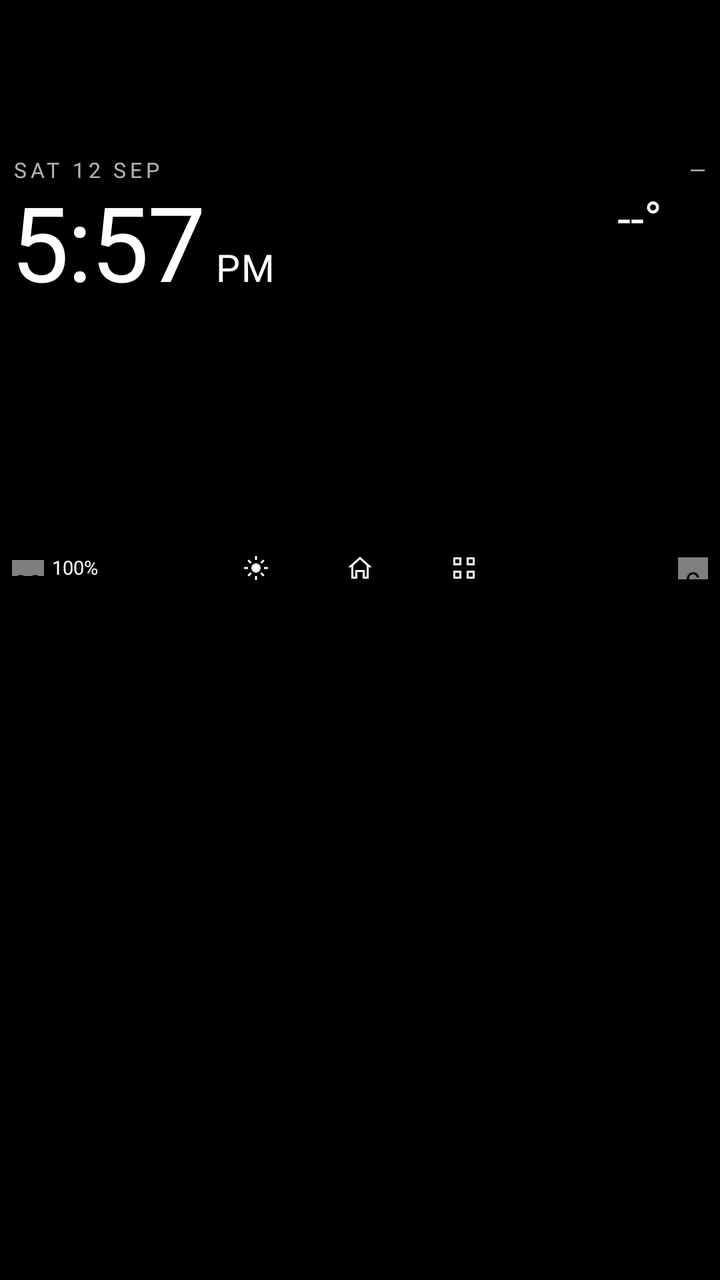
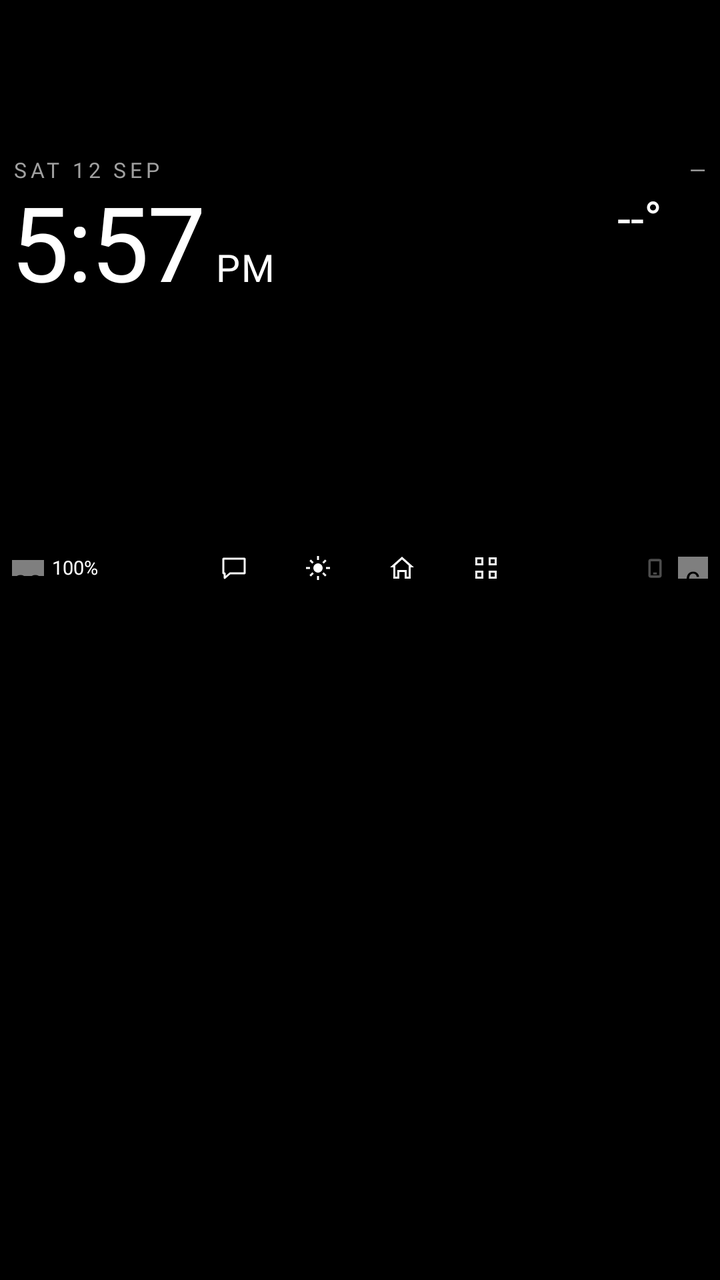

Compare the two renders of this Android layout. The source of the first and the diff that turns it into the second are given below.
<!-- AndroidManifest.xml: application theme Theme.Hud -->
<!-- res/layout/activity_main.xml -->
<?xml version="1.0" encoding="utf-8"?>
<FrameLayout xmlns:android="http://schemas.android.com/apk/res/android"
    xmlns:app="http://schemas.android.com/apk/res-auto"
    android:layout_width="match_parent"
    android:layout_height="match_parent"
    android:background="@color/hud_black">

    
    <androidx.constraintlayout.widget.ConstraintLayout
        android:id="@+id/band"
        android:layout_width="match_parent"
        android:layout_height="@dimen/band_height"
        android:layout_marginTop="@dimen/band_top"
        android:paddingStart="@dimen/band_side"
        android:paddingEnd="@dimen/band_side">

        
        <TextView android:id="@+id/date_strip" style="@style/HudText.Strip"
            android:layout_width="wrap_content" android:layout_height="wrap_content"
            android:text="SAT 12 SEP"
            app:layout_constraintStart_toStartOf="parent"
            app:layout_constraintTop_toTopOf="parent" />
        <TextView android:id="@+id/wx_city" style="@style/HudText.Strip"
            android:layout_width="wrap_content" android:layout_height="wrap_content"
            android:text="—"
            app:layout_constraintEnd_toEndOf="parent"
            app:layout_constraintTop_toTopOf="parent" />

        
        <TextView android:id="@+id/wx_temp" style="@style/HudText.Temp"
            android:layout_width="wrap_content" android:layout_height="wrap_content"
            android:layout_marginTop="4dp"
            android:text="@string/weather_loading"
            app:layout_constraintEnd_toStartOf="@id/wx_icon"
            app:layout_constraintTop_toBottomOf="@id/wx_city" />
        <ImageView android:id="@+id/wx_icon"
            android:layout_width="23dp" android:layout_height="23dp"
            android:layout_marginStart="4dp"
            android:contentDescription="@null"
            app:tint="@color/hud_white"
            app:layout_constraintEnd_toEndOf="parent"
            app:layout_constraintTop_toTopOf="@id/wx_temp"
            app:layout_constraintBottom_toBottomOf="@id/wx_temp" />
        <TextView android:id="@+id/wx_condition" style="@style/HudText.Condition"
            android:layout_width="wrap_content" android:layout_height="wrap_content"
            android:layout_marginTop="3dp"
            android:text=""
            app:layout_constraintEnd_toEndOf="parent"
            app:layout_constraintTop_toBottomOf="@id/wx_temp" />
        <TextView android:id="@+id/wx_feels" style="@style/HudText.Feels"
            android:layout_width="wrap_content" android:layout_height="wrap_content"
            android:text=""
            app:layout_constraintEnd_toEndOf="parent"
            app:layout_constraintTop_toBottomOf="@id/wx_condition" />

        
        <TextView android:id="@+id/clock" style="@style/HudText.Clock"
            android:layout_width="wrap_content" android:layout_height="wrap_content"
            android:text="5:57"
            app:layout_constraintStart_toStartOf="parent"
            app:layout_constraintBottom_toBottomOf="@id/wx_feels" />
        <TextView android:id="@+id/ampm" style="@style/HudText.AmPm"
            android:layout_width="wrap_content" android:layout_height="wrap_content"
            android:layout_marginStart="5dp"
            android:text="PM"
            app:layout_constraintStart_toEndOf="@id/clock"
            app:layout_constraintBaseline_toBaselineOf="@id/clock" />

        
        <LinearLayout android:id="@+id/agenda"
            android:layout_width="match_parent" android:layout_height="wrap_content"
            android:layout_marginTop="15dp"
            android:orientation="vertical"
            android:showDividers="middle"
            android:divider="@drawable/row_divider"
            app:layout_constraintStart_toStartOf="parent"
            app:layout_constraintEnd_toEndOf="parent"
            app:layout_constraintTop_toBottomOf="@id/wx_feels" />

        
        <LinearLayout android:id="@+id/status_left"
            android:layout_width="wrap_content" android:layout_height="wrap_content"
            android:orientation="horizontal" android:gravity="center_vertical"
            app:layout_constraintStart_toStartOf="parent"
            app:layout_constraintTop_toTopOf="@id/bar"
            app:layout_constraintBottom_toBottomOf="@id/bar">
            <com.abbas.hudlauncher.BatteryView android:id="@+id/battery_icon"
                android:layout_width="16dp" android:layout_height="8dp" />
            <TextView android:id="@+id/battery_text" style="@style/HudText.Small"
                android:layout_width="wrap_content" android:layout_height="wrap_content"
                android:layout_marginStart="4dp" android:textSize="9.5sp" android:text="100%" />
        </LinearLayout>
        <LinearLayout android:id="@+id/status_right"
            android:layout_width="wrap_content" android:layout_height="wrap_content"
            android:orientation="horizontal" android:gravity="center_vertical"
            app:layout_constraintEnd_toEndOf="parent"
            app:layout_constraintTop_toTopOf="@id/bar"
            app:layout_constraintBottom_toBottomOf="@id/bar">
            <com.abbas.hudlauncher.WifiView android:id="@+id/wifi_icon"
                android:layout_width="15dp" android:layout_height="11dp" />
        </LinearLayout>

        
        <LinearLayout android:id="@+id/bar"
            android:layout_width="wrap_content" android:layout_height="wrap_content"
            android:orientation="horizontal"
            android:gravity="center"
            app:layout_constraintStart_toStartOf="parent"
            app:layout_constraintEnd_toEndOf="parent"
            app:layout_constraintBottom_toBottomOf="parent">
            <ImageButton android:id="@+id/btn_brightness" style="@style/BarButton"
                android:src="@drawable/ic_brightness" android:contentDescription="@string/btn_brightness" />
            <ImageButton android:id="@+id/btn_home" style="@style/BarButton"
                android:layout_marginStart="22dp" android:layout_marginEnd="22dp"
                android:src="@drawable/ic_home" android:contentDescription="@string/btn_home" />
            
            <LinearLayout android:id="@+id/music_pill"
                android:layout_width="118dp" android:layout_height="26dp"
                android:layout_marginStart="12dp" android:layout_marginEnd="12dp"
                android:orientation="vertical"
                android:paddingStart="8dp" android:paddingEnd="8dp" android:paddingTop="3dp"
                android:background="@drawable/bar_button_bg"
                android:focusable="true" android:clickable="true" android:soundEffectsEnabled="false"
                android:visibility="gone">
                <LinearLayout android:layout_width="match_parent" android:layout_height="0dp" android:layout_weight="1"
                    android:orientation="horizontal" android:gravity="center_vertical">
                    <ImageView android:id="@+id/music_state"
                        android:layout_width="10dp" android:layout_height="10dp"
                        android:src="@drawable/ic_play" android:contentDescription="@null" />
                    <TextView android:id="@+id/music_text" style="@style/HudText.Small"
                        android:layout_width="0dp" android:layout_weight="1" android:layout_height="wrap_content"
                        android:layout_marginStart="6dp" android:textSize="9.5sp"
                        android:ellipsize="marquee" android:marqueeRepeatLimit="marquee_forever"
                        android:singleLine="true" android:text="" />
                </LinearLayout>
                <FrameLayout android:layout_width="match_parent" android:layout_height="2dp"
                    android:layout_marginBottom="3dp" android:background="@drawable/brightness_track">
                    <View android:id="@+id/music_progress" android:layout_width="0dp" android:layout_height="match_parent"
                        android:background="@drawable/brightness_fill" />
                </FrameLayout>
            </LinearLayout>
            <ImageButton android:id="@+id/btn_apps" style="@style/BarButton"
                android:src="@drawable/ic_apps" android:contentDescription="@string/btn_apps" />
        </LinearLayout>

        
        <LinearLayout android:id="@+id/app_picker"
            android:layout_width="match_parent" android:layout_height="0dp"
            android:orientation="vertical"
            android:gravity="center"
            android:background="@color/hud_black"
            android:visibility="gone"
            app:layout_constraintStart_toStartOf="parent"
            app:layout_constraintEnd_toEndOf="parent"
            app:layout_constraintTop_toTopOf="parent"
            app:layout_constraintBottom_toTopOf="@id/bar">
            <LinearLayout android:id="@+id/app_rows"
                android:layout_width="match_parent" android:layout_height="64dp"
                android:orientation="horizontal"
                android:gravity="center"
                android:clipChildren="false" />
            <TextView android:id="@+id/app_picker_title" style="@style/HudText.PickerLabel"
                android:layout_width="wrap_content" android:layout_height="wrap_content"
                android:layout_marginTop="8dp"
                android:text="" />
            <TextView style="@style/HudText.Small.Dim"
                android:layout_width="wrap_content" android:layout_height="wrap_content"
                android:layout_marginTop="6dp"
                android:text="@string/picker_hint" />
        </LinearLayout>

        
        <LinearLayout android:id="@+id/brightness_panel"
            android:layout_width="match_parent" android:layout_height="wrap_content"
            android:orientation="horizontal"
            android:gravity="center_vertical"
            android:paddingStart="12dp" android:paddingEnd="12dp"
            android:paddingTop="6dp" android:paddingBottom="6dp"
            android:background="@color/hud_black"
            android:visibility="gone"
            app:layout_constraintStart_toStartOf="parent"
            app:layout_constraintEnd_toEndOf="parent"
            app:layout_constraintBottom_toBottomOf="parent">
            <ImageView android:layout_width="18dp" android:layout_height="18dp"
                android:src="@drawable/ic_brightness" android:contentDescription="@null" app:tint="@color/hud_white" />
            <FrameLayout android:layout_width="0dp" android:layout_weight="1" android:layout_height="4dp"
                android:layout_marginStart="10dp" android:layout_marginEnd="10dp"
                android:background="@drawable/brightness_track">
                <View android:id="@+id/brightness_fill"
                    android:layout_width="0dp" android:layout_height="match_parent"
                    android:background="@drawable/brightness_fill" />
            </FrameLayout>
            <TextView android:id="@+id/brightness_value" style="@style/HudText.Small"
                android:layout_width="34dp" android:layout_height="wrap_content"
                android:gravity="end" android:text="50%" />
        </LinearLayout>
    </androidx.constraintlayout.widget.ConstraintLayout>
</FrameLayout>
<!-- resources referenced by this layout -->
<resources>
  <color name="hud_black">#000000</color>
  <color name="hud_white">#FFFFFF</color>
  <dimen name="band_height">218dp</dimen>
  <dimen name="band_side">6dp</dimen>
  <dimen name="band_top">79dp</dimen>
  <!-- drawable bar_button_bg (drawable) -->
  <?xml version="1.0" encoding="utf-8"?>
  <selector xmlns:android="http://schemas.android.com/apk/res/android">
      <item android:state_focused="true">
          <shape android:shape="rectangle">
              <corners android:radius="6dp" />
              <stroke android:width="1.5dp" android:color="#FFFFFF" />
              <solid android:color="#22FFFFFF" />
          </shape>
      </item>
      <item android:state_pressed="true">
          <shape android:shape="rectangle">
              <corners android:radius="6dp" />
              <solid android:color="#44FFFFFF" />
          </shape>
      </item>
      <item><shape android:shape="rectangle"><solid android:color="#00000000" /></shape></item>
  </selector>
  <!-- drawable brightness_fill (drawable) -->
  <?xml version="1.0" encoding="utf-8"?>
  <shape xmlns:android="http://schemas.android.com/apk/res/android" android:shape="rectangle">
      <corners android:radius="2dp" />
      <solid android:color="#FFFFFF" />
  </shape>
  <!-- drawable brightness_track (drawable) -->
  <?xml version="1.0" encoding="utf-8"?>
  <shape xmlns:android="http://schemas.android.com/apk/res/android" android:shape="rectangle">
      <corners android:radius="2dp" />
      <solid android:color="#55FFFFFF" />
  </shape>
  <string name="btn_apps">Apps</string>
  <string name="btn_brightness">Brightness</string>
  <string name="btn_home">Home</string>
  <string name="picker_hint">Tap the touchpad twice to return to the home page</string>
  <string name="weather_loading">--°</string>
  <style name="HudText.AmPm">
          <item name="android:textSize">19sp</item>
          <item name="android:letterSpacing">0.04</item>
      </style>
  <style name="HudText.Condition">
          <item name="android:textSize">12sp</item>
          <item name="android:lineSpacingMultiplier">1.3</item>
      </style>
  <style name="HudText.Feels">
          <item name="android:textSize">10.5sp</item>
          <item name="android:lineSpacingMultiplier">1.3</item>
          <item name="android:textColor">@color/hud_dim</item>
      </style>
  <style name="HudText.PickerLabel">
          <item name="android:fontFamily">@font/outfit_medium</item>
          <item name="android:textSize">15sp</item>
      </style>
  <style name="HudText.Small">
          <item name="android:textSize">11sp</item>
      </style>
  <style name="HudText.Small.Dim">
          <item name="android:textColor">@color/hud_dim</item>
      </style>
  <style name="HudText.Strip">
          <item name="android:textSize">10.5sp</item>
          <item name="android:letterSpacing">0.18</item>
          <item name="android:textAllCaps">true</item>
          <item name="android:textColor">@color/hud_dim</item>
      </style>
  <style name="HudText.Temp">
          <item name="android:fontFamily">@font/outfit_medium</item>
          <item name="android:textSize">24sp</item>
          <item name="android:lineSpacingMultiplier">1.0</item>
      </style>
  <dimen name="row_gap">5dp</dimen>
  <color name="hud_dim">#B3FFFFFF</color>
  <!-- unchanged entries left out for length: 8 -->
</resources>

<!-- the commit's change to res/layout/activity_main.xml (unified diff, before → after) -->
@@ -96,6 +96,11 @@
             app:layout_constraintEnd_toEndOf="parent"
             app:layout_constraintTop_toTopOf="@id/bar"
             app:layout_constraintBottom_toBottomOf="@id/bar">
+            <ImageView android:id="@+id/phone_link"
+                android:layout_width="11dp" android:layout_height="14dp"
+                android:layout_marginEnd="6dp"
+                android:src="@drawable/ic_phone_link" android:contentDescription="@null"
+                android:alpha="0.3" />
             <com.abbas.hudlauncher.WifiView android:id="@+id/wifi_icon"
                 android:layout_width="15dp" android:layout_height="11dp" />
         </LinearLayout>
@@ -108,15 +113,18 @@
             app:layout_constraintStart_toStartOf="parent"
             app:layout_constraintEnd_toEndOf="parent"
             app:layout_constraintBottom_toBottomOf="parent">
+            <ImageButton android:id="@+id/btn_messages" style="@style/BarButton"
+                android:layout_marginEnd="12dp"
+                android:src="@drawable/ic_messages" android:contentDescription="@string/btn_messages" />
             <ImageButton android:id="@+id/btn_brightness" style="@style/BarButton"
                 android:src="@drawable/ic_brightness" android:contentDescription="@string/btn_brightness" />
             <ImageButton android:id="@+id/btn_home" style="@style/BarButton"
-                android:layout_marginStart="22dp" android:layout_marginEnd="22dp"
+                android:layout_marginStart="12dp" android:layout_marginEnd="12dp"
                 android:src="@drawable/ic_home" android:contentDescription="@string/btn_home" />
             
             <LinearLayout android:id="@+id/music_pill"
-                android:layout_width="118dp" android:layout_height="26dp"
-                android:layout_marginStart="12dp" android:layout_marginEnd="12dp"
+                android:layout_width="96dp" android:layout_height="26dp"
+                android:layout_marginStart="8dp" android:layout_marginEnd="8dp"
                 android:orientation="vertical"
                 android:paddingStart="8dp" android:paddingEnd="8dp" android:paddingTop="3dp"
                 android:background="@drawable/bar_button_bg"
@@ -170,6 +178,26 @@
         </LinearLayout>
 
         
+        <LinearLayout android:id="@+id/messages_panel"
+            android:layout_width="match_parent" android:layout_height="0dp"
+            android:orientation="vertical"
+            android:background="@color/hud_black"
+            android:visibility="gone"
+            app:layout_constraintStart_toStartOf="parent"
+            app:layout_constraintEnd_toEndOf="parent"
+            app:layout_constraintTop_toTopOf="parent"
+            app:layout_constraintBottom_toTopOf="@id/bar">
+            <TextView android:id="@+id/messages_title" style="@style/HudText.Strip"
+                android:layout_width="wrap_content" android:layout_height="wrap_content"
+                android:text="@string/btn_messages" />
+            <LinearLayout android:id="@+id/messages_rows"
+                android:layout_width="match_parent" android:layout_height="0dp" android:layout_weight="1"
+                android:layout_marginTop="6dp"
+                android:orientation="vertical"
+                android:showDividers="middle" android:divider="@drawable/row_divider" />
+        </LinearLayout>
+
+        
         <LinearLayout android:id="@+id/brightness_panel"
             android:layout_width="match_parent" android:layout_height="wrap_content"
             android:orientation="horizontal"
<!-- resource entries referenced after the edit -->
@@ -10,15 +10,8 @@
   <selector xmlns:android="http://schemas.android.com/apk/res/android">
       <item android:state_focused="true">
           <shape android:shape="rectangle">
-              <corners android:radius="6dp" />
-              <stroke android:width="1.5dp" android:color="#FFFFFF" />
-              <solid android:color="#22FFFFFF" />
-          </shape>
-      </item>
-      <item android:state_pressed="true">
-          <shape android:shape="rectangle">
-              <corners android:radius="6dp" />
-              <solid android:color="#44FFFFFF" />
+              <corners android:radius="5dp" />
+              <stroke android:width="1dp" android:color="#FFFFFF" />
           </shape>
       </item>
       <item><shape android:shape="rectangle"><solid android:color="#00000000" /></shape></item>
@@ -26,18 +19,28 @@
   <!-- drawable brightness_fill (drawable) -->
   <?xml version="1.0" encoding="utf-8"?>
   <shape xmlns:android="http://schemas.android.com/apk/res/android" android:shape="rectangle">
-      <corners android:radius="2dp" />
       <solid android:color="#FFFFFF" />
   </shape>
   <!-- drawable brightness_track (drawable) -->
   <?xml version="1.0" encoding="utf-8"?>
   <shape xmlns:android="http://schemas.android.com/apk/res/android" android:shape="rectangle">
-      <corners android:radius="2dp" />
-      <solid android:color="#55FFFFFF" />
+      <solid android:color="#505050" />
   </shape>
+  <!-- drawable ic_messages (drawable) -->
+  <?xml version="1.0" encoding="utf-8"?>
+  <vector xmlns:android="http://schemas.android.com/apk/res/android" android:width="24dp" android:height="24dp" android:viewportWidth="24" android:viewportHeight="24">
+  <path android:strokeColor="#FFFFFF" android:strokeWidth="1.4" android:strokeLineCap="round" android:strokeLineJoin="round" android:fillColor="#00000000" android:pathData="M4,5h16v11H9l-4,3.5V16H4z"/>
+  </vector>
+  <!-- drawable ic_phone_link (drawable) -->
+  <?xml version="1.0" encoding="utf-8"?>
+  <vector xmlns:android="http://schemas.android.com/apk/res/android" android:width="24dp" android:height="24dp" android:viewportWidth="24" android:viewportHeight="24">
+  <path android:strokeColor="#FFFFFF" android:strokeWidth="2.6" android:strokeLineJoin="round" android:fillColor="#00000000" android:pathData="M7.5,3h9a1.5,1.5 0 0,1 1.5,1.5v15a1.5,1.5 0 0,1 -1.5,1.5h-9A1.5,1.5 0 0,1 6,19.5v-15A1.5,1.5 0 0,1 7.5,3z"/>
+  <path android:fillColor="#FFFFFF" android:pathData="M10,16.5h4v2.2h-4z"/>
+  </vector>
   <string name="btn_apps">Apps</string>
   <string name="btn_brightness">Brightness</string>
   <string name="btn_home">Home</string>
+  <string name="btn_messages">Messages</string>
   <string name="picker_hint">Tap the touchpad twice to return to the home page</string>
   <string name="weather_loading">--°</string>
   <style name="HudText.AmPm">
@@ -75,7 +78,7 @@
           <item name="android:lineSpacingMultiplier">1.0</item>
       </style>
   <dimen name="row_gap">5dp</dimen>
-  <color name="hud_dim">#B3FFFFFF</color>
+  <color name="hud_dim">#A0A0A0</color>
   <!-- unchanged entries left out for length: 8 -->
 </resources>
 
